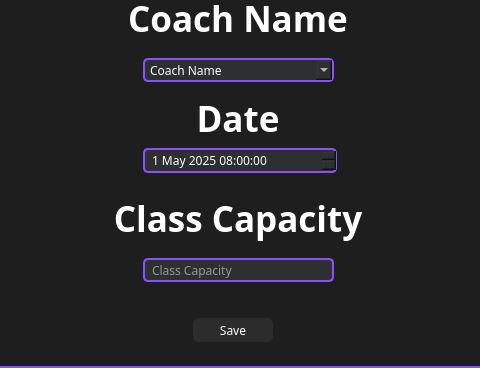
The window that XFitGym/receptionist_classes.ui (AhmedAymann/XFitGym) describes before a commit, drawn with Qt 5; both pictures show x 147 to 627 and y 122 to 490 of the 770 by 490 pixel window.
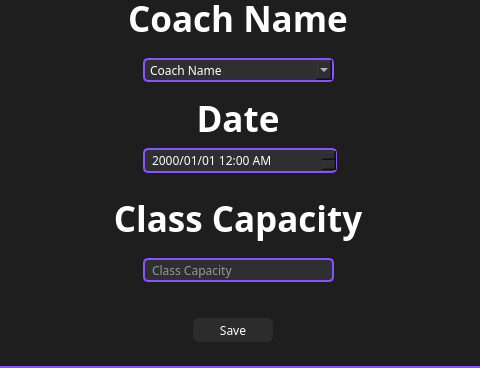
The same window after the commit.

```diff
--- a/XFitGym/receptionist_classes.ui
+++ b/XFitGym/receptionist_classes.ui
@@ -185,33 +185,16 @@
     border: 2px solid #8B50FF ;
 	background-color: #2e2f30;</string>
    </property>
-   <property name="maximumDateTime">
-    <datetime>
-     <hour>23</hour>
-     <minute>59</minute>
-     <second>59</second>
-     <year>2025</year>
-     <month>5</month>
-     <day>31</day>
-    </datetime>
-   </property>
-   <property name="minimumDateTime">
-    <datetime>
-     <hour>8</hour>
-     <minute>0</minute>
-     <second>0</second>
-     <year>2025</year>
-     <month>5</month>
-     <day>1</day>
-    </datetime>
-   </property>
    <property name="minimumTime">
     <time>
-     <hour>8</hour>
+     <hour>0</hour>
      <minute>0</minute>
      <second>0</second>
     </time>
    </property>
+   <property name="displayFormat">
+    <string>yyyy/MM/dd h:mm AP</string>
+   </property>
   </widget>
   <widget class="QLineEdit" name="classCapacity">
    <property name="geometry">
```
